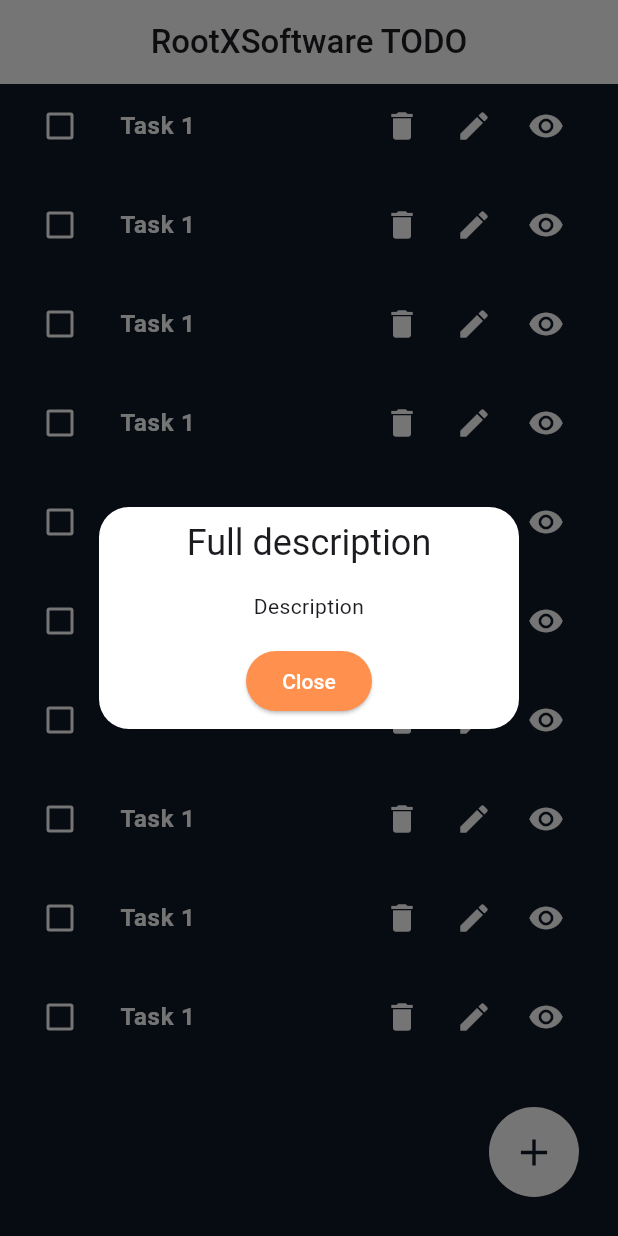
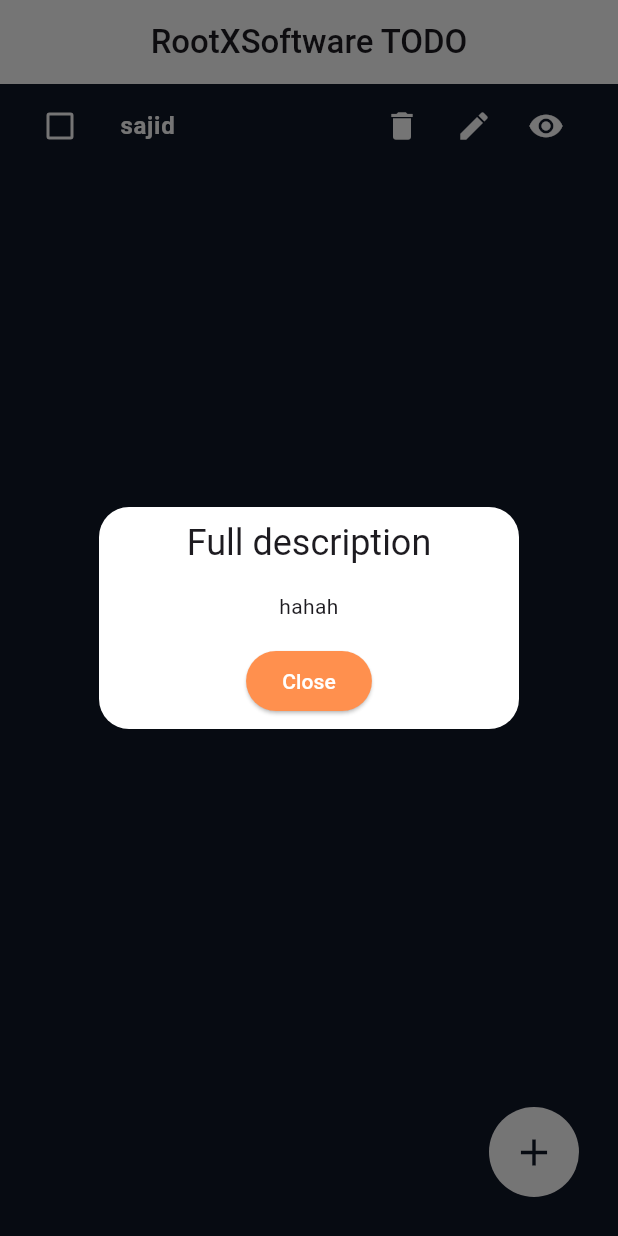
Before and after one commit to sajidrec/flutter_rootx_todo_app, a Flutter app: the screen it shows after launch, after a tap on the "remove red eye" icon, on a phone screen of 412 x 824 dp. Run offline on Flutter 3.47's test engine with Material 3 defaults, Android fonts, the phone set to English and light mode, and no system bars; our stand-ins replace get, hive, hive_flutter, shimmer_animation; accounts and stored records are empty.

Commit message:
- small bug fix

```diff
--- a/lib/presentation/home/pages/home_page.dart
+++ b/lib/presentation/home/pages/home_page.dart
@@ -1,11 +1,14 @@
 import 'package:flutter/material.dart';
 import 'package:get/get.dart';
+import 'package:rootxsoftware_todo_app/models/todo_model.dart';
 import 'package:rootxsoftware_todo_app/presentation/home/controllers/checkbox_controller.dart';
 import 'package:rootxsoftware_todo_app/routes/app_routes.dart';
 import 'package:rootxsoftware_todo_app/theme/app_colors.dart';
 
 class HomePage extends StatefulWidget {
-  const HomePage({super.key});
+  const HomePage({super.key, required this.todoList});
+
+  final List<TodoModel> todoList;
 
   @override
   State<HomePage> createState() => _HomePageState();
@@ -30,13 +33,13 @@ class _HomePageState extends State<HomePage> {
                 primary: false,
                 shrinkWrap: true,
                 itemBuilder: (context, index) => _buildTask(
-                  taskDescription: "Description",
-                  taskTitle: 'Task 1',
+                  taskDescription: widget.todoList[index].description ?? "",
+                  taskTitle: widget.todoList[index].title ?? "",
                   index: index,
                 ),
                 separatorBuilder: (context, index) =>
                     const SizedBox(height: 10),
-                itemCount: 10,
+                itemCount: widget.todoList.length,
               ),
 
               const SizedBox(height: 100),
--- a/lib/presentation/splash/pages/splash_page.dart
+++ b/lib/presentation/splash/pages/splash_page.dart
@@ -1,5 +1,6 @@
 import 'package:flutter/material.dart';
 import 'package:get/get.dart';
+import 'package:rootxsoftware_todo_app/models/todo_model.dart';
 import 'package:rootxsoftware_todo_app/routes/app_routes.dart';
 import 'package:rootxsoftware_todo_app/theme/app_colors.dart';
 import 'package:shimmer_animation/shimmer_animation.dart';
@@ -20,7 +21,14 @@ class _SplashPageState extends State<SplashPage> {
 
   Future<void> _initialPageSetup() async {
     await Future.delayed(Duration(seconds: 2));
-    Get.offAllNamed(AppRoutes.homeRoute);
+    Get.offAllNamed(
+      AppRoutes.homeRoute,
+      arguments: {
+        "todoList": [
+          TodoModel(title: "sajid", description: "hahah", isDone: true),
+        ],
+      },
+    );
   }
 
   @override
--- a/lib/routes/app_pages.dart
+++ b/lib/routes/app_pages.dart
@@ -7,7 +7,10 @@ import 'package:rootxsoftware_todo_app/routes/app_routes.dart';
 class AppPages {
   static final List<GetPage> pages = [
     GetPage(name: AppRoutes.splashRoute, page: () => SplashPage()),
-    GetPage(name: AppRoutes.homeRoute, page: () => HomePage()),
+    GetPage(
+      name: AppRoutes.homeRoute,
+      page: () => HomePage(todoList: Get.arguments["todoList"]),
+    ),
     GetPage(
       name: AppRoutes.createUpdateRoute,
       page: () => CreateUpdateTaskPage(
```
